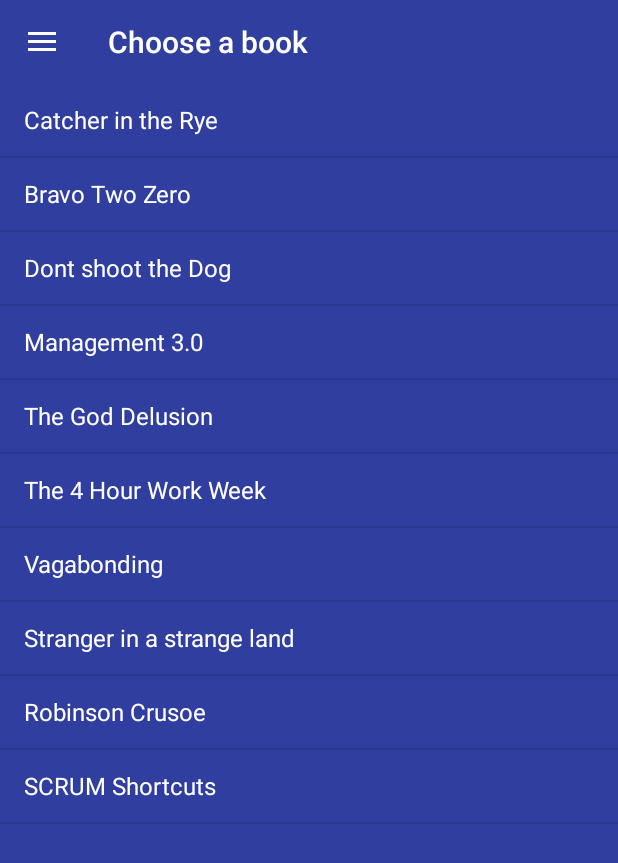
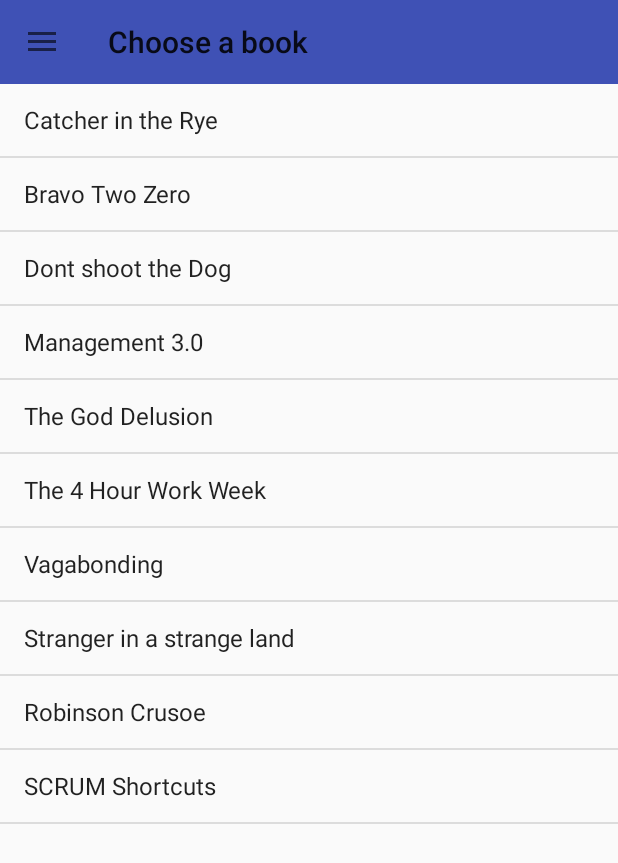
Before and after one commit to shredderskelton/androidtemplate, an Android app: the screen it shows after launch (MainActivity), on a phone screen of 412 x 824 dp. Shown: the top 863 px of the screen. Run offline under Robolectric (Android 15) with nearby library versions, the phone set to English and light mode, and no system bars; our stand-ins replace ButterKnife; libraries missing offline, so code that uses them is left out: net.hockeyapp.android; 1 statement that could not run was skipped.

```diff
--- /dev/null
+++ b/app/src/debug/java/com/shredder/shellproject/ShredderBuildSettings.java
@@ -0,0 +1,6 @@
+package com.shredder.shellproject;
+
+
+public class ShredderBuildSettings extends ShredderBuildSettingsBase {
+    public static final String HockeyAppId = "d03921892db6457ca21736f3f7270a86";
+}
--- a/app/src/main/AndroidManifest.xml
+++ b/app/src/main/AndroidManifest.xml
@@ -8,10 +8,6 @@
         android:label="@string/app_name"
         android:supportsRtl="true"
         android:theme="@style/AppTheme">
-
-        <meta-data
-            android:name="net.hockeyapp.android.appIdentifier"
-            android:value="f6833b071e4240929927a7580933755f"/>
 
         <activity
             android:name=".MainActivity"
--- /dev/null
+++ b/app/src/main/java/com/shredder/shellproject/ShredderBuildSettingsBase.java
@@ -0,0 +1,6 @@
+package com.shredder.shellproject;
+
+
+public abstract class ShredderBuildSettingsBase {
+    public static final boolean HockeyAppEnabled = BuildConfig.DEBUG;
+}
--- a/app/src/main/res/layout/activity_main.xml
+++ b/app/src/main/res/layout/activity_main.xml
@@ -14,8 +14,8 @@
             android:id="@+id/main_toolbar"
             android:layout_width="match_parent"
             android:layout_height="wrap_content"
-            app:popupTheme="@style/ThemeOverlay.AppCompat.Light"
-            app:theme="@style/ThemeOverlay.AppCompat.Dark.ActionBar"/>
+            android:background="?attr/colorPrimary"
+            app:popupTheme="@style/ThemeOverlay.AppCompat.Dark"/>
 
         <FrameLayout
             android:id="@+id/main_content"
--- a/app/src/main/res/values/colors.xml
+++ b/app/src/main/res/values/colors.xml
@@ -1,6 +1,11 @@
 <?xml version="1.0" encoding="utf-8"?>
 <resources>
-    <color name="colorPrimary">#3F51B5</color>
-    <color name="colorPrimaryDark">#303F9F</color>
-    <color name="colorAccent">#FF4081</color>
+    <color name="primary">#3F51B5</color>
+    <color name="primary_dark">#303F9F</color>
+    <color name="primary_light">#C5CAE9</color>
+    <color name="accent">#4CAF50</color>
+    <color name="primary_text">#212121</color>
+    <color name="secondary_text">#727272</color>
+    <color name="icons">#FFFFFF</color>
+    <color name="divider">#B6B6B6</color>
 </resources>
--- a/app/src/main/res/values/styles.xml
+++ b/app/src/main/res/values/styles.xml
@@ -3,11 +3,9 @@
     <!-- Base application theme. -->
     <style name="AppTheme" parent="Theme.AppCompat.Light.DarkActionBar">
         <!-- Customize your theme here. -->
-        <item name="colorPrimary">@color/colorPrimary</item>
-        <item name="colorPrimaryDark">@color/colorPrimaryDark</item>
-        <item name="colorAccent">@color/colorAccent</item>
-        <item name="android:textColor">@android:color/white</item>
-        <item name="android:background">?attr/colorPrimaryDark</item>
+        <item name="colorPrimary">@color/primary</item>
+        <item name="colorPrimaryDark">@color/primary_dark</item>
+        <item name="colorAccent">@color/accent</item>
     </style>
 
     <style name="AppTheme.NoActionBar">
@@ -15,8 +13,4 @@
         <item name="windowNoTitle">true</item>
     </style>
 
-    <style name="AppTheme.AppBarOverlay" parent="ThemeOverlay.AppCompat.Dark.ActionBar"/>
-
-    <style name="AppTheme.PopupOverlay" parent="ThemeOverlay.AppCompat.Light"/>
-
 </resources>
```
Also changed, not shown: app/src/main/java/com/shredder/shellproject/base/HockeyActivity.java (+6 -5 lines), 6 other files.
